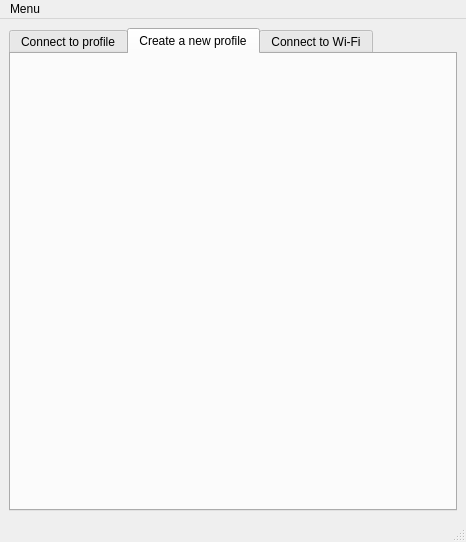
Above: sources/gui/src/mainwindow.ui from arcan1s/netctl-gui before the change. Below: the same form after it.
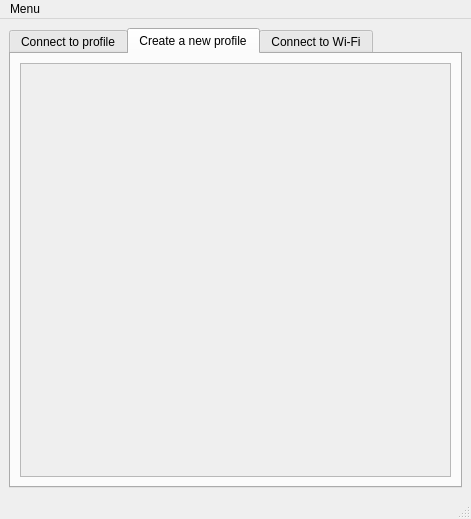
That is the form after the change. The open tabs and pages were chosen to show the change.

What changed in the file:
```diff
--- a/sources/gui/src/mainwindow.ui
+++ b/sources/gui/src/mainwindow.ui
@@ -6,16 +6,16 @@
    <rect>
     <x>0</x>
     <y>0</y>
-    <width>466</width>
-    <height>542</height>
+    <width>471</width>
+    <height>519</height>
    </rect>
   </property>
   <property name="windowTitle">
    <string>Netctl GUI</string>
   </property>
   <widget class="QWidget" name="centralWidget">
-   <layout class="QGridLayout" name="gridLayout">
-    <item row="0" column="0">
+   <layout class="QVBoxLayout" name="verticalLayout_4">
+    <item>
      <widget class="QTabWidget" name="tabWidget">
       <property name="currentIndex">
        <number>0</number>
@@ -143,9 +143,41 @@
        </layout>
       </widget>
       <widget class="QWidget" name="tab_new">
+       <property name="sizePolicy">
+        <sizepolicy hsizetype="Expanding" vsizetype="Expanding">
+         <horstretch>0</horstretch>
+         <verstretch>0</verstretch>
+        </sizepolicy>
+       </property>
        <attribute name="title">
         <string>Create a new profile</string>
        </attribute>
+       <layout class="QVBoxLayout" name="verticalLayout_6">
+        <item>
+         <widget class="QScrollArea" name="scrollArea">
+          <property name="widgetResizable">
+           <bool>true</bool>
+          </property>
+          <widget class="QWidget" name="scrollAreaWidgetContents">
+           <property name="geometry">
+            <rect>
+             <x>0</x>
+             <y>0</y>
+             <width>439</width>
+             <height>421</height>
+            </rect>
+           </property>
+           <property name="sizePolicy">
+            <sizepolicy hsizetype="Expanding" vsizetype="Expanding">
+             <horstretch>0</horstretch>
+             <verstretch>0</verstretch>
+            </sizepolicy>
+           </property>
+           <layout class="QVBoxLayout" name="verticalLayout_7"/>
+          </widget>
+         </widget>
+        </item>
+       </layout>
       </widget>
       <widget class="QWidget" name="tab_wifi">
        <attribute name="title">
@@ -258,8 +290,8 @@
     <rect>
      <x>0</x>
      <y>0</y>
-     <width>466</width>
-     <height>20</height>
+     <width>471</width>
+     <height>23</height>
     </rect>
    </property>
    <widget class="QMenu" name="menuMenu">
```
